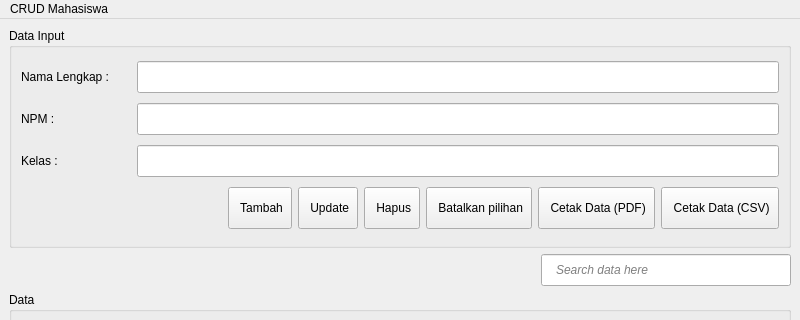
Above: mainwindow.ui from yusup209/CRUDMahasiswaQt before the change; both pictures show x 0 to 800 and y 0 to 320 of the 800 by 600 pixel window. Below: the same form after it.
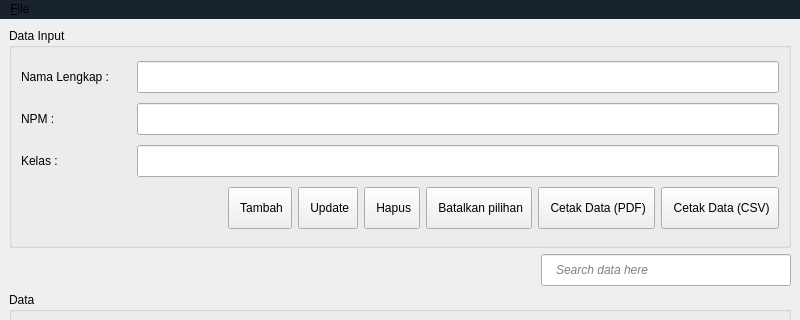
That is the form after the change. Icons and pictures are not drawn.

Commit message: adjustment for windows

The edit to the form file:
```diff
--- a/mainwindow.ui
+++ b/mainwindow.ui
@@ -14,7 +14,8 @@
    <string>CRUD Mahasiswa</string>
   </property>
   <property name="styleSheet">
-   <string notr="true">QLineEdit,QPushButton{padding-left: 8px; padding-right: 8px;}</string>
+   <string notr="true">QLineEdit,QPushButton{padding-left: 8px; padding-right: 8px;}
+QMenuBar{border:none;background-color:#19232D;}</string>
   </property>
   <property name="unifiedTitleAndToolBarOnMac">
    <bool>true</bool>
@@ -440,12 +441,12 @@
      <x>0</x>
      <y>0</y>
      <width>800</width>
-     <height>24</height>
+     <height>21</height>
     </rect>
    </property>
    <widget class="QMenu" name="menututorialCRUDMahasiswa">
     <property name="title">
-     <string>CRUD Mahasiswa</string>
+     <string>&amp;File</string>
     </property>
     <addaction name="actionAbout_this_app"/>
    </widget>
```
The commit also changes 7 other files.
